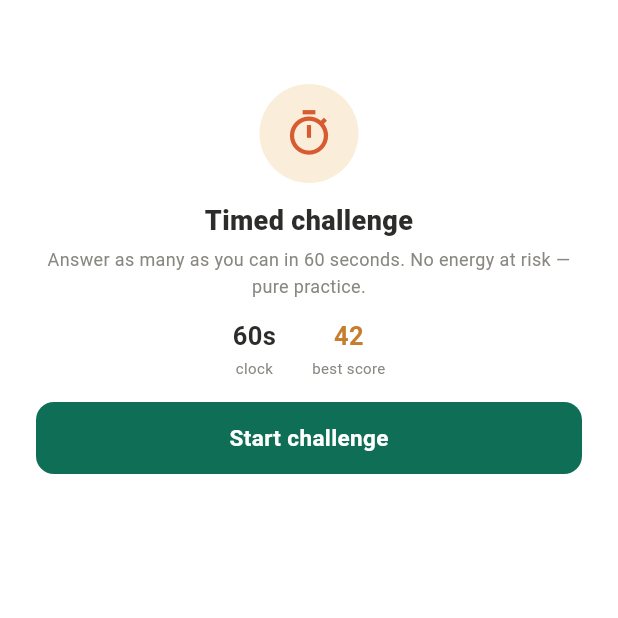
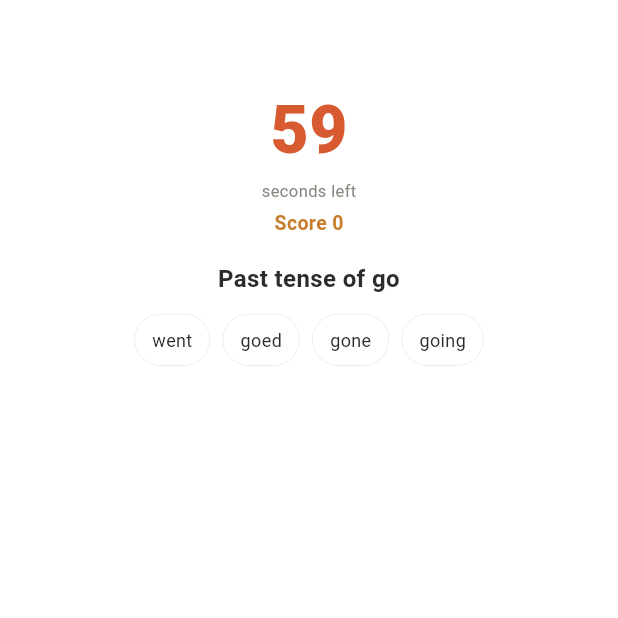
Before and after one commit to globalonlinedeveloper/ratel, a Flutter app: the TimedChallengeScreen screen opened by its route, after a tap on "Start challenge", on a phone screen of 412 x 824 dp, the top half of it. Run offline on Flutter 3.47's test engine with Material 3 defaults, Android fonts, the light colour scheme and no system bars; our stand-ins replace go_router, shared_preferences; accounts and stored records are empty; Roboto replaces fonts that are missing (NunitoSans).

Commit message:
feat(practice): P2-1c live timed-challenge — 60s countdown (Timer.periodic) + in-session chip scoring (idle/running/done) + Play again; best-score stays stub

```diff
--- a/lib/features/practice/screens/timed_challenge_screen.dart
+++ b/lib/features/practice/screens/timed_challenge_screen.dart
@@ -1,13 +1,72 @@
+import 'dart:async';
 import 'package:flutter/material.dart';
 import '../../../core/i18n/strings.dart';
 import '../../../core/theme/tokens.dart';
 import '../../../design_system/components/ratel_button.dart';
+import '../../../design_system/components/ratel_choice_chip.dart';
 import '../../../design_system/components/ratel_medallion.dart';
 
 /// Timed challenge — mock Page-4 · screen 3 (60-second sprint, no energy at
-/// risk). Design-only (no backend yet).
-class TimedChallengeScreen extends StatelessWidget {
+/// risk). A live client-side countdown + in-session scoring loop
+/// (idle → running → done). Mock questions; the "best score" stays a stub
+/// (real persistence + a calibrated item bank land Phase 2/3). No backend.
+enum _Phase { idle, running, done }
+
+class TimedChallengeScreen extends StatefulWidget {
   const TimedChallengeScreen({super.key});
+
+  @override
+  State<TimedChallengeScreen> createState() => _TimedChallengeScreenState();
+}
+
+class _TimedChallengeScreenState extends State<TimedChallengeScreen> {
+  static const int _duration = 60;
+  static const List<_Q> _questions = <_Q>[
+    _Q('Past tense of go', <String>['went', 'goed', 'gone', 'going'], 0),
+    _Q('Article before apple', <String>['an', 'a', 'the', 'some'], 0),
+    _Q('Opposite of fast', <String>['slow', 'quick', 'near', 'high'], 0),
+    _Q('Plural of child', <String>['children', 'childs', 'childes', 'child'], 0),
+  ];
+
+  _Phase _phase = _Phase.idle;
+  int _secondsLeft = _duration;
+  int _score = 0;
+  int _q = 0;
+  Timer? _timer;
+
+  @override
+  void dispose() {
+    _timer?.cancel();
+    super.dispose();
+  }
+
+  void _start() {
+    _timer?.cancel();
+    setState(() {
+      _phase = _Phase.running;
+      _secondsLeft = _duration;
+      _score = 0;
+      _q = 0;
+    });
+    _timer = Timer.periodic(const Duration(seconds: 1), (Timer t) {
+      setState(() {
+        _secondsLeft--;
+        if (_secondsLeft <= 0) {
+          _secondsLeft = 0;
+          _phase = _Phase.done;
+          t.cancel();
+        }
+      });
+    });
+  }
+
+  void _answer(int i) {
+    if (_phase != _Phase.running) return;
+    setState(() {
+      if (i == _questions[_q].correct) _score++;
+      _q = (_q + 1) % _questions.length;
+    });
+  }
 
   @override
   Widget build(BuildContext context) {
@@ -19,20 +78,40 @@ class TimedChallengeScreen extends StatelessWidget {
         leading: Navigator.of(context).canPop()
             ? IconButton(
                 icon: const Icon(Icons.arrow_back),
+                tooltip: S.t('a11y_back', 'Back'),
                 onPressed: () => Navigator.of(context).maybePop(),
               )
             : null,
       ),
       body: SafeArea(
-        child: Align(alignment: Alignment.topCenter,
+        child: Align(
+          alignment: Alignment.topCenter,
           child: SingleChildScrollView(
-            padding: const EdgeInsets.fromLTRB(RatelSpacing.xl, 0, RatelSpacing.xl, RatelSpacing.xl),
+            padding: const EdgeInsets.fromLTRB(
+              RatelSpacing.xl,
+              0,
+              RatelSpacing.xl,
+              RatelSpacing.xl,
+            ),
             child: ConstrainedBox(
               constraints: const BoxConstraints(maxWidth: 440),
               child: Column(
                 crossAxisAlignment: CrossAxisAlignment.stretch,
                 mainAxisSize: MainAxisSize.min,
-                children: <Widget>[
+                children: switch (_phase) {
+                  _Phase.idle => _idle(tk),
+                  _Phase.running => _running(tk),
+                  _Phase.done => _done(tk),
+                },
+              ),
+            ),
+          ),
+        ),
+      ),
+    );
+  }
+
+  List<Widget> _idle(RatelTokens tk) => <Widget>[
     Center(
       child: RatelMedallion(
         icon: Icons.timer_outlined,
@@ -64,15 +143,86 @@ class TimedChallengeScreen extends StatelessWidget {
       ],
     ),
     const SizedBox(height: RatelSpacing.lg),
-                  RatelButton.filled(label: S.t('timed_cta', 'Start challenge'), onPressed: () {}),
+    RatelButton.filled(label: S.t('timed_cta', 'Start challenge'), onPressed: _start),
+  ];
+
+  List<Widget> _running(RatelTokens tk) => <Widget>[
+    Center(
+      child: Text(
+        '$_secondsLeft',
+        style: TextStyle(color: tk.coral, fontSize: 44, fontWeight: FontWeight.w800),
+      ),
+    ),
+    Center(
+      child: Text(
+        S.t('timed_left', 'seconds left'),
+        style: TextStyle(color: tk.textMuted, fontSize: 11),
+      ),
+    ),
+    const SizedBox(height: RatelSpacing.xs),
+    Center(
+      child: Text(
+        '${S.t('timed_score', 'Score')} $_score',
+        style: TextStyle(color: tk.brand, fontSize: 13, fontWeight: FontWeight.w700),
+      ),
+    ),
+    const SizedBox(height: RatelSpacing.lg),
+    Text(
+      _questions[_q].prompt,
+      textAlign: TextAlign.center,
+      style: TextStyle(color: tk.text, fontSize: 16, fontWeight: FontWeight.w700),
+    ),
+    const SizedBox(height: RatelSpacing.md),
+    Wrap(
+      alignment: WrapAlignment.center,
+      spacing: RatelSpacing.sm,
+      runSpacing: RatelSpacing.sm,
+      children: <Widget>[
+        for (int i = 0; i < _questions[_q].options.length; i++)
+          RatelChoiceChip(
+            label: _questions[_q].options[i],
+            selected: false,
+            onTap: () => _answer(i),
+          ),
       ],
     ),
+  ];
+
+  List<Widget> _done(RatelTokens tk) => <Widget>[
+    Center(
+      child: RatelMedallion(
+        icon: Icons.emoji_events,
+        background: tk.warningBg,
+        foreground: tk.win,
+        size: 66,
+        iconSize: 34,
       ),
     ),
+    const SizedBox(height: RatelSpacing.md),
+    Text(
+      S.t('timed_done', "Time's up!"),
+      textAlign: TextAlign.center,
+      style: TextStyle(color: tk.text, fontSize: 18, fontWeight: FontWeight.w800),
     ),
+    const SizedBox(height: RatelSpacing.md),
+    Row(
+      mainAxisAlignment: MainAxisAlignment.center,
+      children: <Widget>[
+        _Stat(value: '$_score', label: S.t('timed_yours_l', 'your score'), color: tk.brand),
+        const SizedBox(width: RatelSpacing.xl),
+        _Stat(value: S.t('timed_best', '42'), label: S.t('timed_best_l', 'best score'), color: tk.text),
+      ],
     ),
-    );
+    const SizedBox(height: RatelSpacing.lg),
+    RatelButton.filled(label: S.t('timed_again', 'Play again'), onPressed: _start),
+  ];
 }
+
+class _Q {
+  const _Q(this.prompt, this.options, this.correct);
+  final String prompt;
+  final List<String> options;
+  final int correct;
 }
 
 class _Stat extends StatelessWidget {
```
Also changed, not shown: 1 other file. Lines whose indentation alone changed are shown as unchanged.
